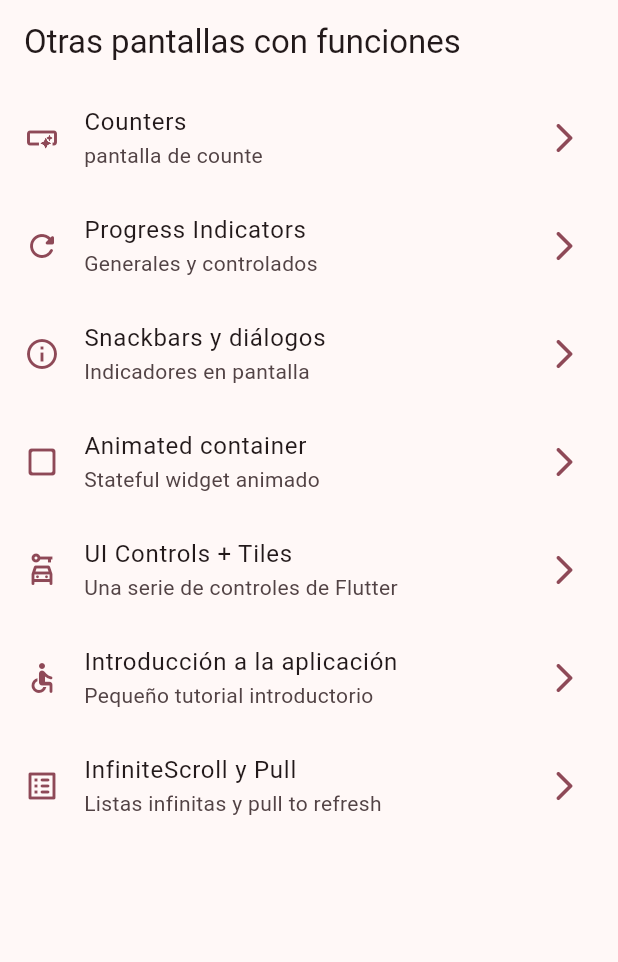
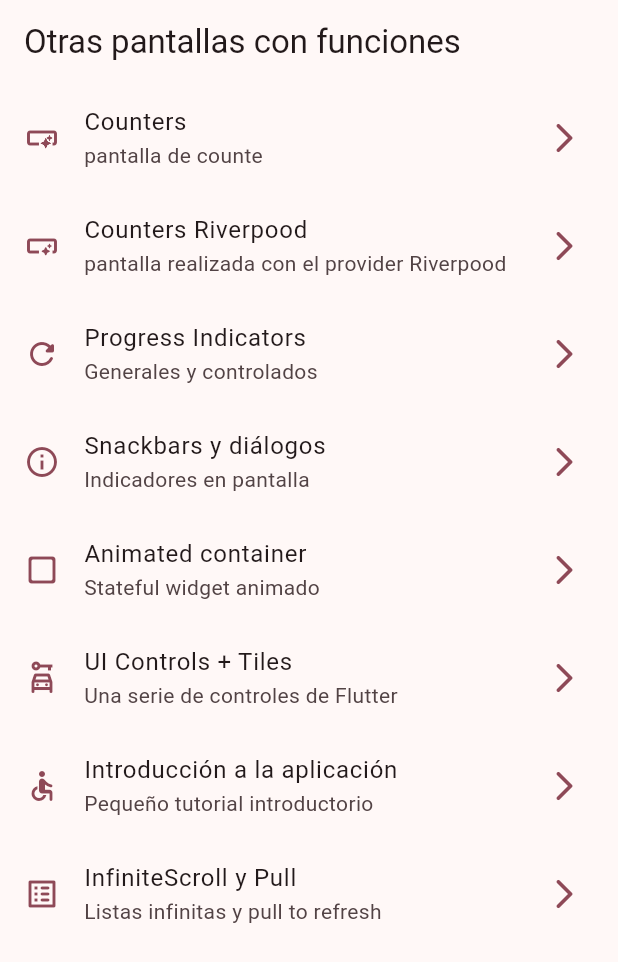
Before and after one commit to GatoJustiniano/flutter, a Flutter app: the MainOthersScreen screen opened by its route, on a phone screen of 412 x 824 dp. Shown: the top 962 px of the screen. Run offline on Flutter 3.47's test engine with Material 3 defaults, Android fonts, the light colour scheme and no system bars; our stand-ins replace animate_do, flutter_riverpod, go_router.

Commit message:
add riverpood

```diff
--- a/lib/config/menu/menu_items.dart
+++ b/lib/config/menu/menu_items.dart
@@ -43,6 +43,11 @@ const appMenuWidgetsItems = <MenuItem>[
       link: '/counters',
       icon: Icons.smart_button_outlined),
   MenuItem(
+      title: 'Counters Riverpood',
+      subTitle: 'pantalla realizada con el provider Riverpood',
+      link: '/counters_riverpood',
+      icon: Icons.smart_button_rounded),
+  MenuItem(
       title: 'Progress Indicators',
       subTitle: 'Generales y controlados',
       link: '/progress',
--- a/lib/config/router/app_router.dart
+++ b/lib/config/router/app_router.dart
@@ -29,6 +29,11 @@ final GoRouter appRouter = GoRouter(
       name: CounterScreen.routeName,
       path: '/counters',
       builder: (context, state) => const CounterScreen(),
+    ),
+    GoRoute(
+      name: CounterRiverpoodScreen.routeName,
+      path: '/counters_riverpood',
+      builder: (context, state) => const CounterRiverpoodScreen(),
     ),
     GoRoute(
       path: '/progress',
--- /dev/null
+++ b/lib/presentation/providers/counter_provider.dart
@@ -0,0 +1,3 @@
+import 'package:flutter_riverpod/flutter_riverpod.dart';
+
+final counterProvider = StateProvider((ref) => 5,);
--- a/lib/presentation/screens/screens.dart
+++ b/lib/presentation/screens/screens.dart
@@ -1,3 +1,5 @@
+export 'package:flutter_la_garrita/presentation/screens/others/counter_riverpood_screen.dart';
+
 export 'package:flutter_la_garrita/presentation/screens/animated/animated_screen.dart';
 export 'package:flutter_la_garrita/presentation/screens/app_tutorial/app_tutorial_screen.dart';
 export 'package:flutter_la_garrita/presentation/screens/infinite_scroll/infinite_scroll_screen.dart';
--- a/pubspec.yaml
+++ b/pubspec.yaml
@@ -13,6 +13,7 @@ dependencies:
   animate_do: ^3.3.4
   flutter:
     sdk: flutter
+  flutter_riverpod: ^2.5.1
   go_router: ^14.2.1
 
 dev_dependencies:
```
Also changed, not shown: lib/main.dart (+8 -5 lines), lib/presentation/screens/others/counter_riverpood_screen.dart (added, +46 -0 lines), pubspec.lock.
